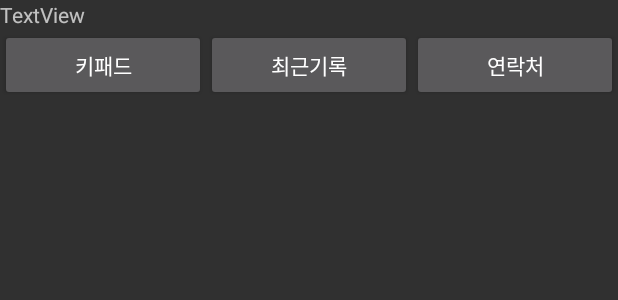
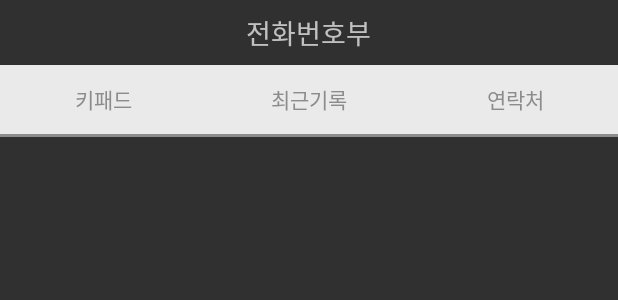
Before and after one commit to clucle/oop_teamp_3, an Android app: the layout activity_address_book.xml on its own in the app's theme, with its tools: preview values and no code run, on a phone screen of 412 x 824 dp. Shown: the top 300 px of the screen. Run offline under Robolectric (Android 15) with nearby library versions, the phone set to English and light mode, and no system bars.

Commit message:
feat: update UI AddressBookActivity
UI change : title, tab, fragment

```diff
--- a/app/src/main/java/com/android_dev/clucle/addressbook/view/AddressBookActivity.java
+++ b/app/src/main/java/com/android_dev/clucle/addressbook/view/AddressBookActivity.java
@@ -1,6 +1,8 @@
 package com.android_dev.clucle.addressbook.view;
 
 import android.content.Intent;
+import android.support.annotation.NonNull;
+import android.support.annotation.Nullable;
 import android.support.v4.app.Fragment;
 import android.support.v4.app.FragmentManager;
 import android.support.v4.app.FragmentStatePagerAdapter;
@@ -11,6 +13,7 @@ import android.os.Bundle;
 import android.util.Log;
 import android.view.View;
 import android.widget.Button;
+import android.widget.LinearLayout;
 
 import com.android_dev.clucle.addressbook.R;
 import com.android_dev.clucle.addressbook.view.SplashActivity;
@@ -23,6 +26,7 @@ import butterknife.OnClick;
 public class AddressBookActivity extends AppCompatActivity {
 
     ViewPager vp_addressbook;
+    LinearLayout llayout_adressbook_btn;
 
     @Override
     protected void onCreate(Bundle savedInstanceState) {
@@ -50,12 +54,53 @@ public class AddressBookActivity extends AppCompatActivity {
         btn_keypad.setTag(0);
         btn_recent.setTag(1);
         btn_address.setTag(2);
+        btn_keypad.setSelected(true);
+
+        llayout_adressbook_btn = (LinearLayout) findViewById(R.id.llayout_adressbook_btn);
+
+        vp_addressbook.addOnPageChangeListener(new ViewPager.OnPageChangeListener() {
+            @Override
+            public void onPageScrolled(int position, float positionOffset, int positionOffsetPixels) {
+
+            }
+
+            @Override
+            public void onPageSelected(int position) {
+                int i = 0;
+                while (i<3)
+                {
+                    if (position == i) {
+                        llayout_adressbook_btn.findViewWithTag(i).setSelected(true);
+                    } else {
+                        llayout_adressbook_btn.findViewWithTag(i).setSelected(false);
+                    }
+                    i++;
+                }
+            }
+
+            @Override
+            public void onPageScrollStateChanged(int state) {
+
+            }
+        });
     }
 
     View.OnClickListener movePageListener = new View.OnClickListener() {
         @Override
         public void onClick(View v) {
             int tag = (int) v.getTag();
+
+            int i = 0;
+            while (i<3)
+            {
+                if (tag == i) {
+                    llayout_adressbook_btn.findViewWithTag(i).setSelected(true);
+                } else {
+                    llayout_adressbook_btn.findViewWithTag(i).setSelected(false);
+                }
+                i++;
+            }
+
             vp_addressbook.setCurrentItem(tag);
         }
     };
--- /dev/null
+++ b/app/src/main/res/drawable/tab_bg_off.xml
@@ -0,0 +1,15 @@
+<?xml version="1.0" encoding="utf-8"?>
+<layer-list xmlns:android="http://schemas.android.com/apk/res/android">
+    <item>
+        <shape android:shape="rectangle">
+            <padding
+                android:bottom="2dp"/>
+            <solid android:color="#8C8C8C" />
+        </shape>
+    </item>
+    <item>
+        <shape android:shape="rectangle" >
+            <solid android:color="#EAEAEA" />
+        </shape>
+    </item>
+</layer-list>
--- /dev/null
+++ b/app/src/main/res/drawable/tab_bg_on.xml
@@ -0,0 +1,15 @@
+<?xml version="1.0" encoding="utf-8"?>
+<layer-list xmlns:android="http://schemas.android.com/apk/res/android">
+    <item>
+        <shape android:shape="rectangle">
+            <padding
+                android:bottom="2dp"/>
+            <solid android:color="#301500" />
+        </shape>
+    </item>
+    <item>
+        <shape android:shape="rectangle" >
+            <solid android:color="#EAEAEA" />
+        </shape>
+    </item>
+</layer-list>
--- /dev/null
+++ b/app/src/main/res/drawable/tab_bg_selector.xml
@@ -0,0 +1,9 @@
+<?xml version="1.0" encoding="utf-8"?>
+<selector xmlns:android="http://schemas.android.com/apk/res/android">
+    <item
+        android:state_selected="false"
+        android:drawable="@drawable/tab_bg_off"/>
+    <item
+        android:state_selected="true"
+        android:drawable="@drawable/tab_bg_on"/>
+</selector>
--- /dev/null
+++ b/app/src/main/res/drawable/tab_color_selector.xml
@@ -0,0 +1,5 @@
+<?xml version="1.0" encoding="utf-8"?>
+<selector xmlns:android="http://schemas.android.com/apk/res/android">
+    <item android:color="#301500" android:state_selected="true" />
+    <item android:color="#8C8C8C" />
+</selector>
--- a/app/src/main/res/layout/activity_address_book.xml
+++ b/app/src/main/res/layout/activity_address_book.xml
@@ -8,23 +8,26 @@
 
     <RelativeLayout
         android:id="@+id/relativeLayout2"
-        android:layout_width="0dp"
+        android:layout_width="match_parent"
         android:layout_height="wrap_content"
+        app:layout_constraintHorizontal_bias="1.0"
         app:layout_constraintLeft_toLeftOf="parent"
         app:layout_constraintRight_toRightOf="parent"
-        app:layout_constraintTop_toTopOf="parent"
-        app:layout_constraintHorizontal_bias="1.0">
+        app:layout_constraintTop_toTopOf="parent">
 
         <TextView
             android:id="@+id/textView"
             android:layout_width="wrap_content"
             android:layout_height="wrap_content"
-            android:text="TextView" />
+            android:layout_centerHorizontal="true"
+            android:padding="8dp"
+            android:textSize="18sp"
+            android:text="전화번호부" />
 
     </RelativeLayout>
 
     <LinearLayout
-        android:id="@+id/linearLayout"
+        android:id="@+id/llayout_adressbook_btn"
         android:layout_width="0dp"
         android:layout_height="wrap_content"
         android:orientation="horizontal"
@@ -37,6 +40,8 @@
             android:layout_width="match_parent"
             android:layout_height="wrap_content"
             android:layout_weight="1"
+            android:textColor="@drawable/tab_color_selector"
+            android:background="@drawable/tab_bg_selector"
             android:text="키패드" />
 
         <Button
@@ -44,6 +49,8 @@
             android:layout_width="match_parent"
             android:layout_height="wrap_content"
             android:layout_weight="1"
+            android:textColor="@drawable/tab_color_selector"
+            android:background="@drawable/tab_bg_selector"
             android:text="최근기록" />
 
         <Button
@@ -51,6 +58,8 @@
             android:layout_width="match_parent"
             android:layout_height="wrap_content"
             android:layout_weight="1"
+            android:textColor="@drawable/tab_color_selector"
+            android:background="@drawable/tab_bg_selector"
             android:text="연락처" />
     </LinearLayout>
 
@@ -58,17 +67,13 @@
         android:id="@+id/vp_addressbook"
         android:layout_width="match_parent"
         android:layout_height="0dp"
-        android:layout_marginBottom="0dp"
-        android:layout_marginEnd="0dp"
         android:layout_marginLeft="0dp"
-        android:layout_marginRight="0dp"
-        android:layout_marginStart="0dp"
         android:layout_marginTop="0dp"
         app:layout_constraintBottom_toBottomOf="parent"
+        app:layout_constraintHorizontal_bias="0.0"
         app:layout_constraintLeft_toLeftOf="parent"
         app:layout_constraintRight_toRightOf="parent"
-        app:layout_constraintTop_toBottomOf="@+id/linearLayout"
-        app:layout_constraintHorizontal_bias="0.0">
+        app:layout_constraintTop_toBottomOf="@+id/llayout_adressbook_btn">
 
     </android.support.v4.view.ViewPager>
 
--- a/app/src/main/res/layout/fragment_addressbook_address.xml
+++ b/app/src/main/res/layout/fragment_addressbook_address.xml
@@ -2,6 +2,6 @@
 <RelativeLayout xmlns:android="http://schemas.android.com/apk/res/android"
     android:layout_width="match_parent"
     android:layout_height="match_parent"
-    android:background="#000000"
+    android:background="#EEEEEE"
     >
 </RelativeLayout>
--- a/app/src/main/res/layout/fragment_addressbook_keypad.xml
+++ b/app/src/main/res/layout/fragment_addressbook_keypad.xml
@@ -2,6 +2,6 @@
 <RelativeLayout xmlns:android="http://schemas.android.com/apk/res/android"
     android:layout_width="match_parent"
     android:layout_height="match_parent"
-    android:background="#FF0000"
+    android:background="#EEEEEE"
     >
 </RelativeLayout>
--- a/app/src/main/res/layout/fragment_addressbook_recent.xml
+++ b/app/src/main/res/layout/fragment_addressbook_recent.xml
@@ -2,6 +2,6 @@
 <RelativeLayout xmlns:android="http://schemas.android.com/apk/res/android"
     android:layout_width="match_parent"
     android:layout_height="match_parent"
-    android:background="#1493dc"
+    android:background="#EEEEEE"
     >
 </RelativeLayout>
```
